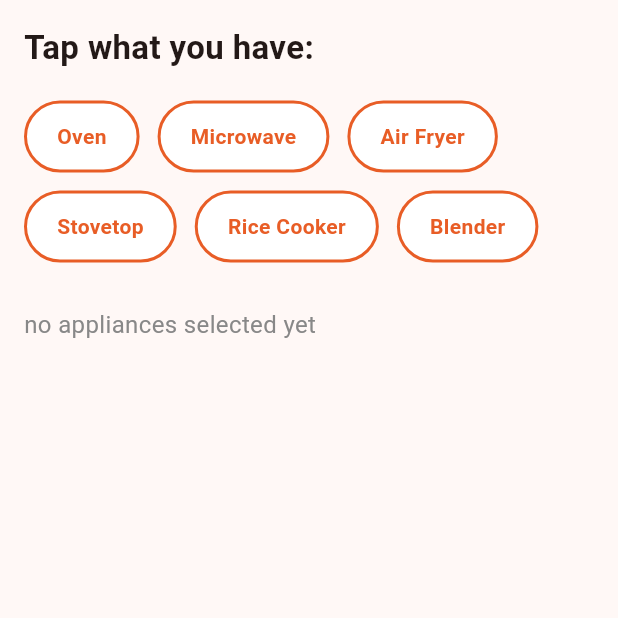
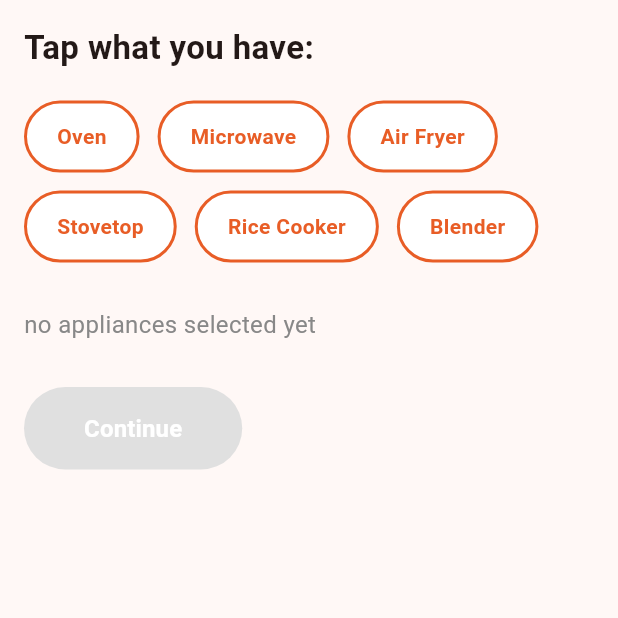
Before and after one commit to NEKORINA91/anycook, a Flutter app: the KitchenSetupScreen screen opened directly, on a phone screen of 412 x 824 dp, the top half of it. Run offline on Flutter 3.47's test engine with Material 3 defaults, Android fonts, the phone set to English and light mode, and no system bars.

Commit message:
Continue Button after selecting the appliances

```diff
--- a/lib/main.dart
+++ b/lib/main.dart
@@ -174,6 +174,35 @@ class _KitchenSetupScreen extends State<KitchenSetupScreen>{
                 color: Color(0xFF888888),
               ),
             ),
+            const SizedBox(height:30),
+            ElevatedButton(
+              onPressed: selectedAppliances.isEmpty
+              ? null
+              : (){
+                // ignore: avoid_print
+                print(selectedAppliances);
+              },
+              style:ElevatedButton.styleFrom(
+                backgroundColor:const Color(0xFFE85D26),
+                disabledBackgroundColor:Colors.grey.shade300,
+                padding: const EdgeInsets.symmetric(
+                  horizontal: 40,
+                  vertical: 16,
+                ),
+                shape:RoundedRectangleBorder(
+                  borderRadius: BorderRadius.circular(30),
+                ),
+              ),
+              child: const Text(
+                'Continue',
+                style: TextStyle(
+                  color: Colors.white,
+                  fontSize: 16,
+                  fontWeight: FontWeight.bold,
+                ),
+              ),
+            ),
+
         ],
 
       ),
```
